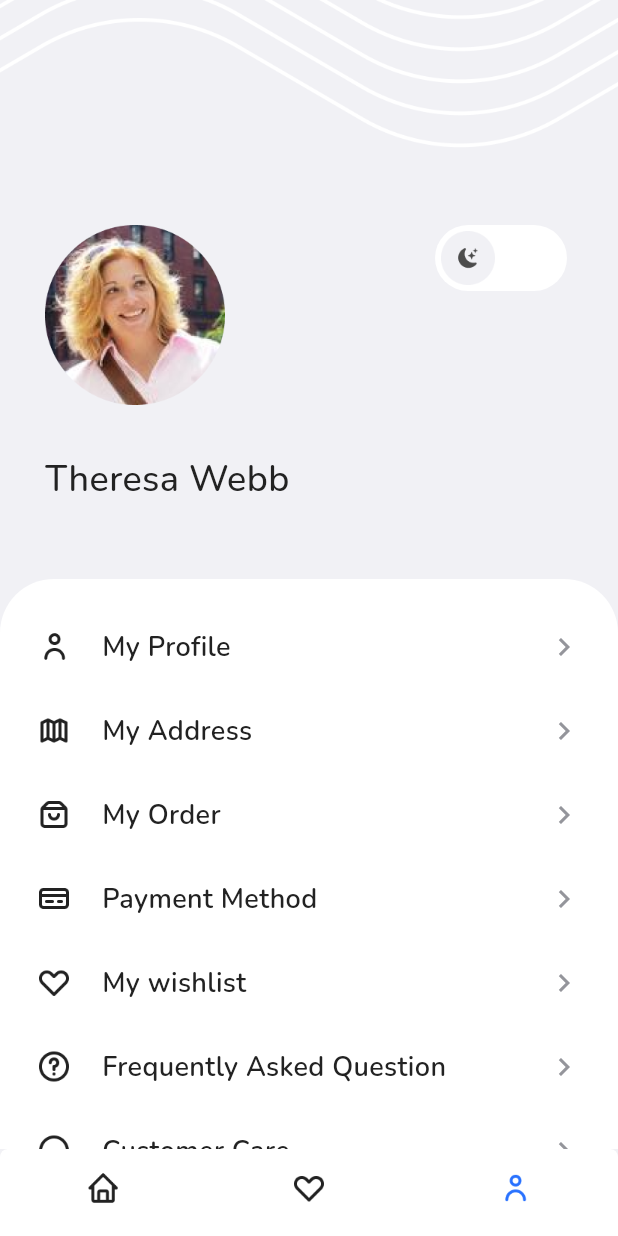
After one commit to syahrulmf/space-furniture-app, a Flutter app: the ProfilePage screen opened by its route, on a phone screen of 412 x 824 dp. The commit adds this screen. Run offline on Flutter 3.47's test engine with Material 3 defaults, Android fonts, the phone set to English and light mode, and no system bars; our stand-ins replace carousel_slider, fluttertoast, google_fonts, shimmer.

Commit message:
feat: add profile page

```diff
--- a/lib/main.dart
+++ b/lib/main.dart
@@ -2,6 +2,7 @@ import 'package:flutter/material.dart';
 import 'package:space/pages/category_page.dart';
 import 'package:space/pages/home_page.dart';
 import 'package:space/pages/onboarding_page.dart';
+import 'package:space/pages/profile_page.dart';
 import 'package:space/pages/search_page.dart';
 import 'package:space/pages/search_result_page.dart';
 import 'package:space/pages/signin_page.dart';
@@ -28,6 +29,7 @@ class MyApp extends StatelessWidget {
         '/search-result': (context) => const SearchResultPage(),
         '/category': (context) => const CategoryPage(),
         '/wishlist': (context) => const WishlistPage(),
+        '/profile': (context) => const ProfilePage(),
       },
     );
   }
--- a/lib/pages/home_page.dart
+++ b/lib/pages/home_page.dart
@@ -20,14 +20,20 @@ class _HomePageState extends State<HomePage> {
     return Scaffold(
       backgroundColor: kWhiteGreyColor,
       bottomNavigationBar: ClipRRect(
-        borderRadius: BorderRadius.circular(20),
+        borderRadius: const BorderRadius.vertical(
+          top: Radius.circular(5),
+        ),
         child: BottomNavigationBar(
           showUnselectedLabels: false,
           showSelectedLabels: false,
           backgroundColor: kWhiteColor,
           onTap: (value) {
-            if(value == 1){
+            if (value == 1) {
               Navigator.pushNamed(context, '/wishlist');
+            }
+
+            if (value == 2) {
+              Navigator.pushNamed(context, '/profile');
             }
           },
           items: [
--- /dev/null
+++ b/lib/pages/profile_page.dart
@@ -0,0 +1,205 @@
+import 'package:flutter/material.dart';
+import 'package:space/theme.dart';
+import 'package:space/widgets/profile_menu_item.dart';
+
+class ProfilePage extends StatefulWidget {
+  const ProfilePage({super.key});
+
+  @override
+  State<ProfilePage> createState() => _ProfilePageState();
+}
+
+class _ProfilePageState extends State<ProfilePage> {
+  bool isLightMode = true;
+
+  @override
+  Widget build(BuildContext context) {
+    return AnimatedOpacity(
+      duration: const Duration(milliseconds: 50),
+      opacity: 1,
+      child: Scaffold(
+        backgroundColor:
+            isLightMode ? kWhiteGreyColor : const Color(0xFF1F1D2B),
+        body: Stack(
+          children: [
+            Image.asset(
+              'assets/images/bg_image.png',
+              color: isLightMode ? null : const Color(0xFFD8D8D8),
+            ),
+            ListView(
+              children: [
+                const SizedBox(
+                  height: 150,
+                ),
+                Padding(
+                  padding: const EdgeInsets.only(
+                    left: 30,
+                    right: 34,
+                  ),
+                  child: Row(
+                    crossAxisAlignment: CrossAxisAlignment.start,
+                    mainAxisAlignment: MainAxisAlignment.spaceBetween,
+                    children: [
+                      Column(
+                        crossAxisAlignment: CrossAxisAlignment.start,
+                        children: [
+                          Image.asset(
+                            'assets/images/avatar.png',
+                            width: 120,
+                          ),
+                          const SizedBox(
+                            height: 32,
+                          ),
+                          Text(
+                            'Theresa Webb',
+                            style: isLightMode
+                                ? blackTextStyle.copyWith(
+                                    fontSize: 24,
+                                    fontWeight: medium,
+                                  )
+                                : whiteTextStyle.copyWith(
+                                    fontSize: 24,
+                                    fontWeight: medium,
+                                  ),
+                          ),
+                        ],
+                      ),
+                      GestureDetector(
+                        onTap: () {
+                          setState(() {
+                            isLightMode = !isLightMode;
+                          });
+                        },
+                        child: Container(
+                          width: 88,
+                          height: 44,
+                          padding: const EdgeInsets.all(4),
+                          decoration: BoxDecoration(
+                            borderRadius: BorderRadius.circular(100),
+                            color: isLightMode
+                                ? kWhiteColor
+                                : kDarkBackgroundColor,
+                          ),
+                          child: AnimatedAlign(
+                            duration: const Duration(milliseconds: 300),
+                            alignment: isLightMode
+                                ? Alignment.centerLeft
+                                : Alignment.centerRight,
+                            child: Image.asset(
+                              isLightMode
+                                  ? 'assets/icons/light_switch_icon.png'
+                                  : 'assets/icons/dark_switch_icon.png',
+                            ),
+                          ),
+                        ),
+                      ),
+                    ],
+                  ),
+                ),
+                Container(
+                  margin: const EdgeInsets.only(top: 50),
+                  padding: const EdgeInsets.only(
+                    top: 32,
+                    left: 24,
+                    right: 24,
+                    bottom: 60,
+                  ),
+                  decoration: BoxDecoration(
+                    borderRadius: const BorderRadius.vertical(
+                      top: Radius.circular(36),
+                    ),
+                    color: isLightMode ? kWhiteColor : kDarkBackgroundColor,
+                  ),
+                  child: Column(
+                    children: [
+                      ProfileMenuItem(
+                        iconUrl: 'assets/icons/person_icon.png',
+                        title: "My Profile",
+                        isLightMode: isLightMode,
+                      ),
+                      ProfileMenuItem(
+                        iconUrl: 'assets/icons/map_icon.png',
+                        title: "My Address",
+                        isLightMode: isLightMode,
+                      ),
+                      ProfileMenuItem(
+                        iconUrl: 'assets/icons/shopping_bag_icon.png',
+                        title: "My Order",
+                        isLightMode: isLightMode,
+                      ),
+                      ProfileMenuItem(
+                        iconUrl: 'assets/icons/credit_card_icon.png',
+                        title: "Payment Method",
+                        isLightMode: isLightMode,
+                      ),
+                      ProfileMenuItem(
+                        iconUrl: 'assets/icons/heart_icon.png',
+                        title: "My wishlist",
+                        isLightMode: isLightMode,
+                      ),
+                      ProfileMenuItem(
+                        iconUrl: 'assets/icons/faq_icon.png',
+                        title: "Frequently Asked Question",
+                        isLightMode: isLightMode,
+                      ),
+                      ProfileMenuItem(
+                        iconUrl: 'assets/icons/headphone_icon.png',
+                        title: "Customer Care",
+                        isLightMode: isLightMode,
+                      ),
+                    ],
+                  ),
+                )
+              ],
+            ),
+          ],
+        ),
+        bottomNavigationBar: ClipRRect(
+          borderRadius: const BorderRadius.vertical(
+            top: Radius.circular(5),
+          ),
+          child: BottomNavigationBar(
+            showUnselectedLabels: false,
+            showSelectedLabels: false,
+            backgroundColor: isLightMode ? kWhiteColor : kDarkBackgroundColor,
+            onTap: (value) {
+              if (value == 0) {
+                Navigator.pushNamed(context, '/home');
+              }
+
+              if (value == 1) {
+                Navigator.pushNamed(context, '/wishlist');
+              }
+            },
+            items: [
+              BottomNavigationBarItem(
+                icon: Image.asset(
+                  'assets/icons/home_icon.png',
+                  width: 24,
+                  color: isLightMode ? kBlackColor : kWhiteColor,
+                ),
+                label: 'home',
+              ),
+              BottomNavigationBarItem(
+                icon: Image.asset(
+                  'assets/icons/heart_icon.png',
+                  width: 24,
+                  color: isLightMode ? kBlackColor : kWhiteColor,
+                ),
+                label: 'wishlist',
+              ),
+              BottomNavigationBarItem(
+                icon: Image.asset(
+                  'assets/icons/person_icon.png',
+                  width: 24,
+                  color: kBlueColor,
+                ),
+                label: 'profile',
+              ),
+            ],
+          ),
+        ),
+      ),
+    );
+  }
+}
--- a/lib/pages/wishlist_page.dart
+++ b/lib/pages/wishlist_page.dart
@@ -15,7 +15,6 @@ class _WishlistPageState extends State<WishlistPage> {
 
   @override
   void initState() {
-
     super.initState();
 
     Future.delayed(const Duration(seconds: 2), () {
@@ -79,14 +78,20 @@ class _WishlistPageState extends State<WishlistPage> {
         ],
       ),
       bottomNavigationBar: ClipRRect(
-        borderRadius: BorderRadius.circular(20),
+        borderRadius: const BorderRadius.vertical(
+          top: Radius.circular(5),
+        ),
         child: BottomNavigationBar(
           showUnselectedLabels: false,
           showSelectedLabels: false,
           backgroundColor: kWhiteColor,
           onTap: (value) {
-            if(value == 0){
+            if (value == 0) {
               Navigator.pushNamed(context, '/home');
+            }
+
+            if (value == 2) {
+              Navigator.pushNamed(context, '/profile');
             }
           },
           items: [
--- a/lib/theme.dart
+++ b/lib/theme.dart
@@ -10,6 +10,7 @@ Color kWhiteColor = const Color(0xFFFFFFFF);
 Color kRedColor = const Color(0xFFFF314A);
 Color kYellowColor = const Color(0xFFFFBA00);
 Color kBlueColor = const Color(0xFF2972FF);
+Color kDarkBackgroundColor = const Color(0xFF252836);
 
 TextStyle blackTextStyle = GoogleFonts.nunito(color: kBlackColor);
 TextStyle blackAccentTextStyle = GoogleFonts.nunito(color: kBlackAccentColor);
--- /dev/null
+++ b/lib/widgets/profile_menu_item.dart
@@ -0,0 +1,53 @@
+import 'package:flutter/material.dart';
+import 'package:space/theme.dart';
+
+class ProfileMenuItem extends StatelessWidget {
+  final String iconUrl;
+  final String title;
+  final bool isLightMode;
+
+  const ProfileMenuItem({
+    super.key,
+    required this.iconUrl,
+    required this.title,
+    required this.isLightMode,
+  });
+
+  @override
+  Widget build(BuildContext context) {
+    return Container(
+      margin: const EdgeInsets.only(
+        bottom: 30,
+      ),
+      child: Row(
+        children: [
+          Image.asset(
+            iconUrl,
+            width: 24,
+            color: isLightMode ? kBlackColor : kWhiteColor,
+          ),
+          const SizedBox(
+            width: 20,
+          ),
+          Text(
+            title,
+            style: isLightMode
+                ? blackTextStyle.copyWith(
+                    fontSize: 18,
+                    fontWeight: semiBold,
+                  )
+                : whiteTextStyle.copyWith(
+                    fontSize: 18,
+                    fontWeight: semiBold,
+                  ),
+          ),
+          const Spacer(),
+          Icon(
+            Icons.chevron_right,
+            color: isLightMode ? kGreyColor : kWhiteColor,
+          ),
+        ],
+      ),
+    );
+  }
+}
```
